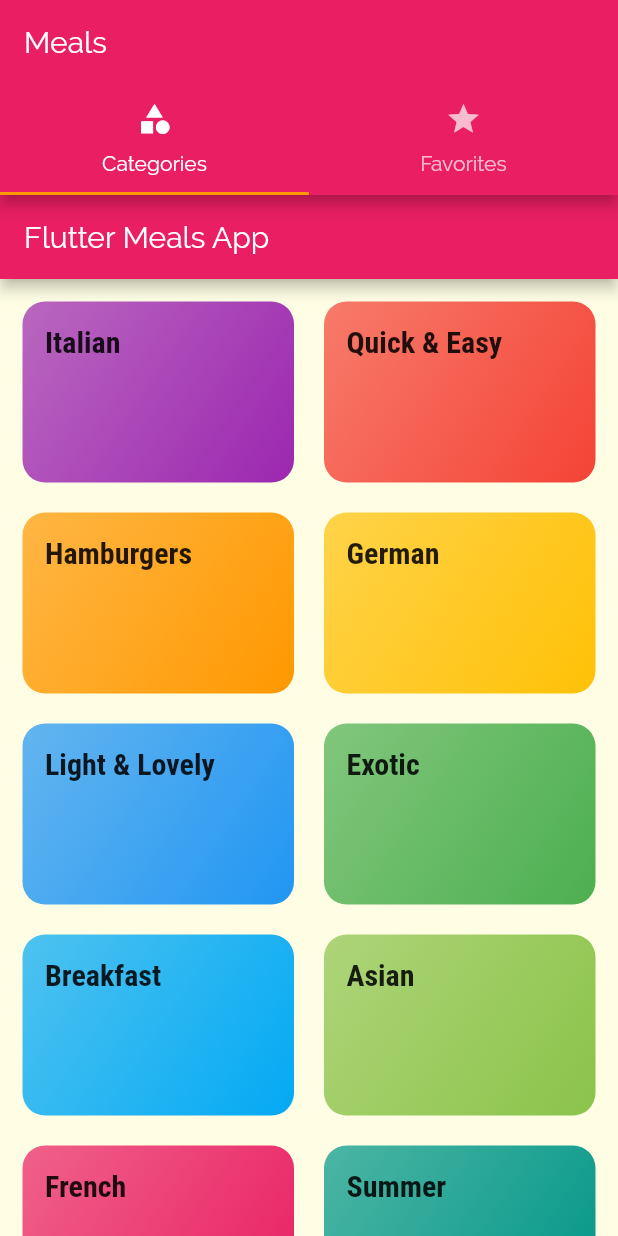
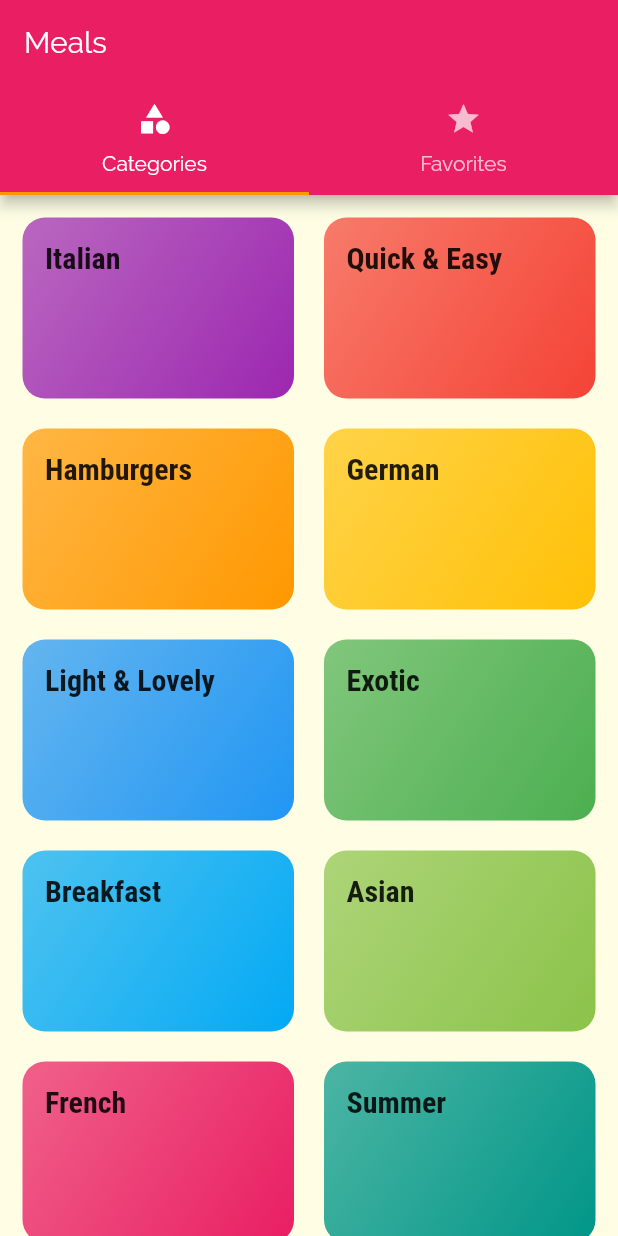
Before and after one commit to Jarkkohei/flutter_meals, a Flutter app: the screen it shows after launch, on a phone screen of 412 x 824 dp. Run offline on Flutter 3.47's test engine with Material 2 defaults, Android fonts, the phone set to English and light mode, and no system bars.

Commit message:
Remove the existing AppBar from the CategoriesScreen

```diff
--- a/lib/screens/categories_screen.dart
+++ b/lib/screens/categories_screen.dart
@@ -6,11 +6,7 @@ import '../widgets/category_item.dart';
 class CategoriesScreen extends StatelessWidget {
   @override
   Widget build(BuildContext context) {
-    return Scaffold(
-      appBar: AppBar(
-        title: const Text('Flutter Meals App'),
-      ),
-      body: GridView(
+    return GridView(
       padding: const EdgeInsets.all(15),
       children: DUMMY_CATEGORIES
           .map(
@@ -27,7 +23,6 @@ class CategoriesScreen extends StatelessWidget {
         crossAxisSpacing: 20,
         mainAxisSpacing: 20,
       ),
-      ),
     );
   }
 }
```
Lines whose indentation alone changed are shown as unchanged.
